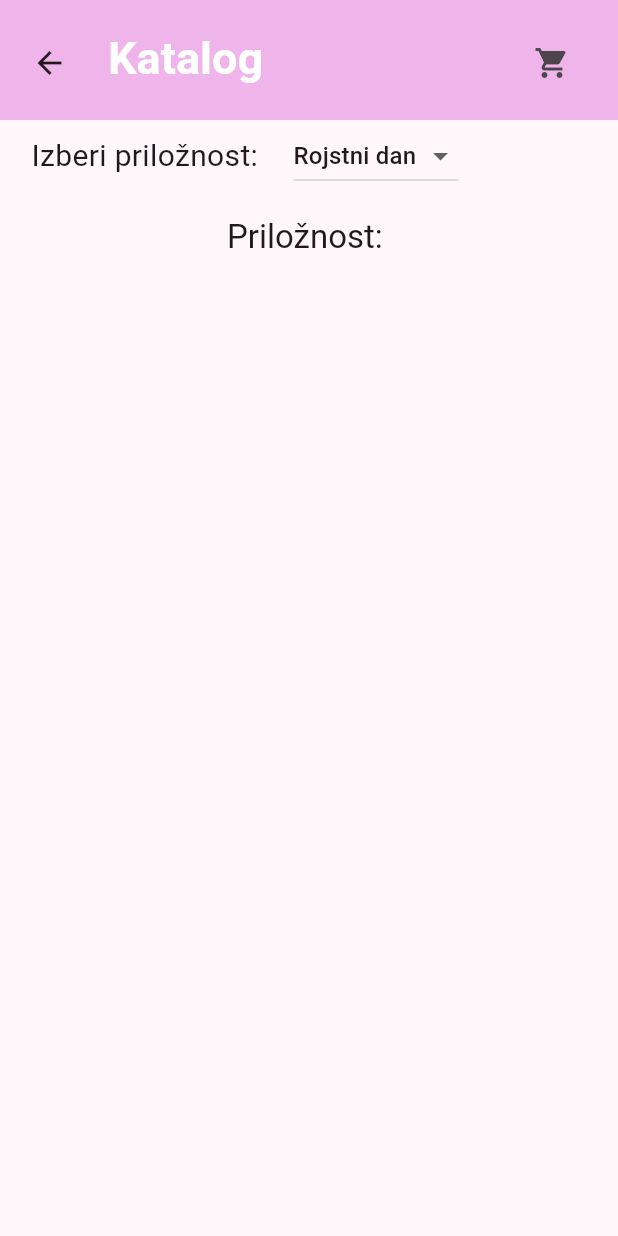
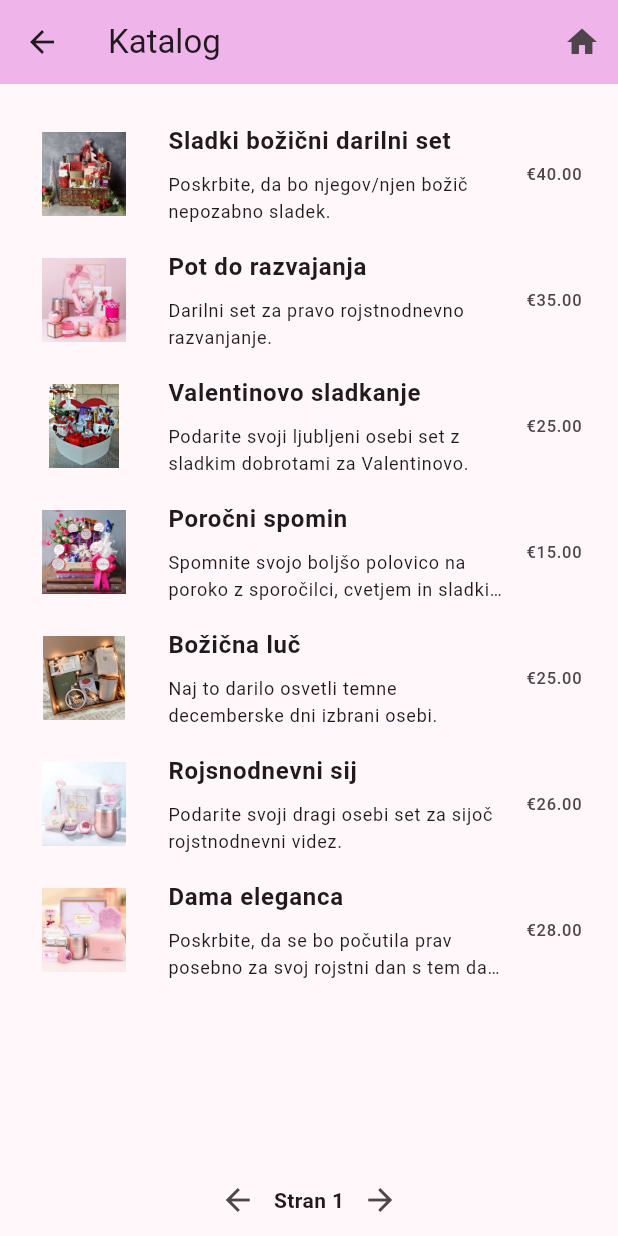
Before and after one commit to evav136/darilko, a Flutter app: the screen it shows after launch, after a tap on "Katalog", on a phone screen of 412 x 824 dp. Run offline on Flutter 3.47's test engine with Material 2 defaults, Android fonts, the phone set to English and light mode, and no system bars; our stand-ins replace isar; accounts and stored records are empty; generated files the repository leaves out were written again.

Commit message:
Big Commit

```diff
--- a/lib/data/gift_data.dart
+++ b/lib/data/gift_data.dart
@@ -7,182 +7,171 @@ class GiftData {
   GiftData({required this.isarService});
 
   Future<void> addPreparedGifts() async {
-    Gift gift1 = Gift(
+    List<Gift> preparedGifts = [
+      Gift(
           name: "Sladki božični darilni set",
           description: "Poskrbite, da bo njegov/njen božič nepozabno sladek.",
           price: 40.0,
           picturePath: "assets/bozic.jpg",
           stock: 5,
-        filter: "BOŽIČ");
-
-    Gift gift2 = Gift(
+          filter: "BOŽIČ"),
+      Gift(
           name: "Pot do razvajanja",
           description: "Darilni set za pravo rojstnodnevno razvanjanje.",
           price: 35.0,
           picturePath: "assets/rd.jpg",
           stock: 3,
-        filter: "ROJSTNI DAN");
-    Gift gift3 = Gift(
+          filter: "ROJSTNI DAN"),
+      Gift(
           name: "Valentinovo sladkanje",
           description:
               "Podarite svoji ljubljeni osebi set z sladkim dobrotami za Valentinovo.",
           price: 25.0,
           picturePath: "assets/valentinovo.jpg",
           stock: 3,
-        filter: "VALENTINOVO");
-    Gift gift4 = Gift(
+          filter: "VALENTINOVO"),
+      Gift(
           name: "Poročni spomin",
           description:
               "Spomnite svojo boljšo polovico na poroko z sporočilci, cvetjem in sladkimi dobrotami.",
           price: 15.0,
           picturePath: "assets/obletnica.jpg",
           stock: 3,
-        filter: "OBLETNICA");
-    Gift gift5 = Gift(
+          filter: "OBLETNICA"),
+      Gift(
           name: "Božična luč",
           description:
               "Naj to darilo osvetli temne decemberske dni izbrani osebi.",
           price: 25.0,
           picturePath: "assets/bozic2.jpg",
           stock: 3,
-        filter: "BOŽIČ");
-    Gift gift6 = Gift(
+          filter: "BOŽIČ"),
+      Gift(
           name: "Rojsnodnevni sij",
           description:
               "Podarite svoji dragi osebi set za sijoč rojstnodnevni videz.",
           price: 26.0,
           picturePath: "assets/rdz2.jpg",
           stock: 0,
-        filter: "ROJSTNI DAN");
-    Gift gift7 = Gift(
+          filter: "ROJSTNI DAN"),
+      Gift(
           name: "Dama eleganca",
           description:
               "Poskrbite, da se bo počutila prav posebno za svoj rojstni dan s tem darilnim setom.",
           price: 28.0,
           picturePath: "assets/rdz3.jpg",
           stock: 4,
-        filter: "ROJSTNI DAN");
-    Gift gift8 = Gift(
+          filter: "ROJSTNI DAN"),
+      Gift(
           name: "Darilni set za njo",
           description:
               "Sijoč rojstnodnevni videz drage osebe je zagotovljen s tem darilom.",
           price: 26.0,
           picturePath: "assets/rdz4.jpg",
           stock: 2,
-        filter: "ROJSTNI DAN");
-    Gift gift9 = Gift(
+          filter: "ROJSTNI DAN"),
+      Gift(
           name: "Spiritualni set za njo",
           description:
               "Narediti ji malo drugačen rojstni dan in ga popestrite s turkizno barvo-barvo zdravilnih energij.",
           price: 26.0,
           picturePath: "assets/rdz5.jpg",
           stock: 10,
-        filter: "ROJSTNI DAN");
-    Gift gift10 = Gift(
+          filter: "ROJSTNI DAN"),
+      Gift(
           name: "Zamrzni poseben trenutek",
           description:
               "Poskrbite, da bo ta trenutek ujet za vedno in podarite krasen set.",
           price: 99.0,
           picturePath: "assets/rdz6.jpg",
           stock: 10,
-        filter: "ROJSTNI DAN");
-    Gift gift11 = Gift(
+          filter: "ROJSTNI DAN"),
+      Gift(
           name: "Rožnata romantika",
           description:
               "Presenetite svojo ljubljeno osebo z romantičnim darilom za Valentinovo.",
           price: 10.0,
           picturePath: "assets/valen.jpg",
           stock: 5,
-        filter: "VALENTINOVO");
-    Gift gift12 = Gift(
+          filter: "VALENTINOVO"),
+      Gift(
           name: "Valentinov darilni zanj",
           description: "Darilni set za valentinovo zanj.",
           price: 30.0,
           picturePath: "assets/vam1.jpg",
           stock: 3,
-        filter: "VALENTINOVO");
-    Gift gift13 = Gift(
+          filter: "VALENTINOVO"),
+      Gift(
           name: "Gospod Popolnost",
           description:
               "Presenetite svojega posebnega moškega s tem darilom, ki mu bo pokazalo, kako zelo ga občudujete.",
           price: 60.0,
           picturePath: "assets/vam2.jpg",
           stock: 3,
-        filter: "VALENTINOVO");
-    Gift gift14 = Gift(
+          filter: "VALENTINOVO"),
+      Gift(
           name: "Valentinov poklon",
           description: "Poklonite svoji dragi prekrasno darilo.",
           price: 25.0,
           picturePath: "assets/vaz1.jpg",
           stock: 3,
-        filter: "VALENTINOVO");
-    Gift gift15 = Gift(
+          filter: "VALENTINOVO"),
+      Gift(
           name: "Rdeča romantika",
           description:
               "Presenetite svojo ljubljeno osebo z romantičnim darilom za Valentinovo.",
           price: 20.0,
           picturePath: "assets/vaz2.jpg",
           stock: 3,
-        filter: "VALENTINOVO");
-    Gift gift16 = Gift(
+          filter: "VALENTINOVO"),
+      Gift(
           name: "Spomin na dom",
           description:
               "Presenetite svojo ljubljeno osebo z okusnimi babičinimi piškoti.",
           price: 8.0,
           picturePath: "assets/bo1.jpg",
           stock: 3,
-        filter: "BOŽIČ");
-    Gift gift17 = Gift(
+          filter: "BOŽIČ"),
+      Gift(
           name: "Božič prihaja",
           description: "Poskrbite, da bo ljubljeni osebi za božič toplo.",
           price: 20.0,
           picturePath: "assets/boz2.jpg",
           stock: 3,
-        filter: "BOŽIČ");
-    Gift gift18 = Gift(
+          filter: "BOŽIČ"),
+      Gift(
           name: "Božični čaj",
           description:
               "Presenetite svojo ljubljeno osebo z čajnim božičnim setom.",
           price: 20.0,
           picturePath: "assets/bo3.jpg",
           stock: 0,
-        filter: "BOŽIČ");
-    Gift gift19 = Gift(
+          filter: "BOŽIČ"),
+      Gift(
           name: "Božični poklon",
           description:
               "Presenetite svojo ljubljeno osebo z krasnim božičnim setom.",
           price: 30.0,
           picturePath: "assets/bo5.jpg",
           stock: 0,
-        filter: "BOŽIČ");
-    Gift gift20 = Gift(
+          filter: "BOŽIČ"),
+      Gift(
           name: "Božično razvajanje",
           description:
               "Presenetite svojo ljubljeno osebo z sladkim božičnim setom.",
           price: 10.0,
           picturePath: "assets/boz4.jpg",
           stock: 2,
-        filter: "BOŽIČ");
+          filter: "BOŽIČ")
+    ];
 
-    await isarService.saveGift(gift1);
-    await isarService.saveGift(gift2);
-    await isarService.saveGift(gift3);
-    await isarService.saveGift(gift4);
-    await isarService.saveGift(gift5);
-    await isarService.saveGift(gift6);
-    await isarService.saveGift(gift7);
-    await isarService.saveGift(gift8);
-    await isarService.saveGift(gift9);
-    await isarService.saveGift(gift10);
-    await isarService.saveGift(gift11);
-    await isarService.saveGift(gift12);
-    await isarService.saveGift(gift13);
-    await isarService.saveGift(gift14);
-    await isarService.saveGift(gift15);
-    await isarService.saveGift(gift16);
-    await isarService.saveGift(gift17);
-    await isarService.saveGift(gift18);
-    await isarService.saveGift(gift19);
-    await isarService.saveGift(gift20);
+    for (var gift in preparedGifts) {
+      // check if the gift already exists in db
+      var exists = await isarService.getGiftByName(gift.name);
+
+      if (exists == null) {
+        await isarService.saveGift(gift);
       }
     }
+  }
+}
--- a/lib/entities/gift.dart
+++ b/lib/entities/gift.dart
@@ -1,5 +1,3 @@
-import 'package:darilko/entities/catalogue.dart';
-import 'package:darilko/entities/order.dart';
 import 'package:isar/isar.dart';
 
 part 'gift.g.dart';
@@ -14,25 +12,13 @@ class Gift {
   late double price;
   late String picturePath;
   late String filter;
-  //late List<String> categories;
 
-  //final catalogue = IsarLinks<Catalogue>();
-  //final order = IsarLinks<Order>();
-
-   Gift({
+  Gift({
     required this.stock,
     required this.name,
     required this.description,
     required this.price,
     required this.picturePath,
     required this.filter,
-
-   // required this.categories,
   });
-  /* static Future<void> saveGift(Gift newGift) async {
-    final isar = await Isar.getInstance();
-    await isar.writeTxn((isar) {
-      isar.gifts.put(newGift);
-    });
-  } */
 }
--- /dev/null
+++ b/lib/screens/all_catalogue_screen.dart
@@ -0,0 +1,153 @@
+import 'package:flutter/material.dart';
+import 'package:darilko/entities/gift.dart';
+import 'package:darilko/services/isar_service.dart';
+import 'package:darilko/screens/gift_screen.dart';
+
+class AllCatalogueScreen extends StatefulWidget {
+  @override
+  _AllCatalogueScreenState createState() => _AllCatalogueScreenState();
+}
+
+class _AllCatalogueScreenState extends State<AllCatalogueScreen> {
+  final IsarService isarService = IsarService();
+  List<Gift> gifts = [];
+  int currentPage = 1;
+  int giftsPerPage = 7;
+
+  @override
+  void initState() {
+    super.initState();
+    loadGifts();
+  }
+
+  Future<void> loadGifts() async {
+    final allGifts = await isarService.getAllGifts();
+    setState(() {
+      gifts = allGifts;
+    });
+  }
+
+  List<Gift> getGiftsForCurrentPage() {
+    final startIndex = (currentPage - 1) * giftsPerPage;
+    final endIndex = startIndex + giftsPerPage;
+    return gifts.sublist(
+        startIndex, endIndex < gifts.length ? endIndex : gifts.length);
+  }
+
+  void goToNextPage() {
+    setState(() {
+      if (currentPage < gifts.length ~/ giftsPerPage) {
+        currentPage++;
+      }
+    });
+  }
+
+  void goToPreviousPage() {
+    setState(() {
+      if (currentPage > 1) {
+        currentPage--;
+      }
+    });
+  }
+
+  @override
+  Widget build(BuildContext context) {
+    final giftsToShow = getGiftsForCurrentPage();
+
+    return Scaffold(
+      appBar: AppBar(
+        backgroundColor: Theme.of(context).colorScheme.inversePrimary,
+        title: Text('Katalog'),
+        actions: [
+          IconButton(
+            icon: Icon(Icons.home),
+            onPressed: () {
+              Navigator.pushNamedAndRemoveUntil(
+                context,
+                '/', // Replace 'home' with the actual route name of your home screen
+                (route) => false,
+              );
+            },
+          ),
+        ],
+      ),
+      body: Column(
+        children: [
+          SizedBox(height: 18),
+          Expanded(
+            child: ListView.builder(
+              itemCount: giftsToShow.length,
+              itemBuilder: (context, index) {
+                final gift = giftsToShow[index];
+                return GestureDetector(
+                  onTap: () {
+                    Navigator.push(
+                      context,
+                      MaterialPageRoute(
+                        builder: (context) => GiftScreen(gift: gift),
+                      ),
+                    );
+                  },
+                  child: ListTile(
+                    leading: SizedBox(
+                      width: 80,
+                      height: 100,
+                      child: Image.asset(
+                          gift.picturePath), // Display the gift image
+                    ),
+                    title: Column(
+                      crossAxisAlignment: CrossAxisAlignment.start,
+                      children: [
+                        Text(
+                          gift.name, // Display the gift name
+                          style: TextStyle(
+                            fontWeight: FontWeight.bold,
+                          ),
+                        ),
+                        SizedBox(height: 8),
+                        Text(
+                          gift.description,
+                          maxLines: 2,
+                          overflow: TextOverflow.ellipsis,
+                          style: TextStyle(
+                            fontSize: 12,
+                          ), // Adjust the font size as needed
+                        ),
+                      ],
+                    ),
+                    trailing: Text(
+                      '€${gift.price.toStringAsFixed(2)}', // Display the gift price
+                    ),
+                  ),
+                );
+              },
+            ),
+          ),
+          Row(
+            mainAxisAlignment: MainAxisAlignment.center,
+            children: [
+              IconButton(
+                icon: Icon(Icons.arrow_back),
+                onPressed: () {
+                  goToPreviousPage();
+                },
+              ),
+              Text(
+                'Stran $currentPage',
+                style: TextStyle(
+                  fontWeight: FontWeight.bold,
+                ),
+              ),
+              IconButton(
+                icon: Icon(Icons.arrow_forward),
+                onPressed: () {
+                  goToNextPage();
+                },
+              ),
+            ],
+          ),
+        ],
+      ),
+    );
+  }
+}
--- a/lib/screens/home_screen.dart
+++ b/lib/screens/home_screen.dart
@@ -2,6 +2,7 @@ import 'package:flutter/material.dart';
 import 'package:darilko/screens/catalogue_screen.dart';
 import 'package:darilko/services/isar_service.dart';
 import 'package:darilko/entities/gift.dart';
+import 'package:darilko/screens/all_catalogue_screen.dart';
 
 class HomeScreen extends StatefulWidget {
   IsarService isarService = IsarService();
@@ -76,7 +77,7 @@ class _HomeScreenState extends State<HomeScreen> {
                       Navigator.push(
                         context,
                         MaterialPageRoute(
-                            builder: (context) => CatalogueScreen(filter: "")),
+                            builder: (context) => AllCatalogueScreen()),
                       );
                     },
                     child: Text('Katalog'),
--- a/lib/services/isar_service.dart
+++ b/lib/services/isar_service.dart
@@ -10,13 +10,11 @@ class IsarService {
   late Isar isar;
   //late Collection gifts;
 
-
   IsarService() {
     db = openDB();
     //cleanDb();
     //deleteAllGifts();
     initializeGifts();
-
   }
   Future<void> initializeGifts() async {
     isar = await db;
@@ -39,10 +37,17 @@ class IsarService {
   }
 }  */
 
-
   Future<void> saveCatalogue(Catalogue newCatalogue) async {
     final isar = await db;
     isar.writeTxnSync(() => isar.catalogues.putSync(newCatalogue));
+  }
+
+  Future<Gift?> getGiftByName(String name) async {
+    isar = await db;
+    final query = isar.gifts.where().filter().nameEqualTo(name).build();
+    final result = await query.findFirst();
+
+    return result;
   }
 
   Future<void> saveGift(Gift newGift) async {
@@ -80,7 +85,8 @@ class IsarService {
     final allGifts = await getAllGifts();
     print(allGifts);
 
-    final filteredGifts = allGifts.where((gift) => gift.filter == filter).toList();
+    final filteredGifts =
+        allGifts.where((gift) => gift.filter == filter).toList();
 
     return filteredGifts;
     /* final isar = await db;
@@ -99,8 +105,6 @@ class IsarService {
     final isar = await db;
     return isar.orders.get(id);
   }
-
-
 
   Future<Isar> openDB() async {
     final directory = await getApplicationDocumentsDirectory();
```
Also changed, not shown: lib/entities/order.dart (+14 -16 lines), lib/main.dart (+0 -10 lines), lib/screens/gift_screen.dart (+18 -27 lines), lib/screens/order_screen.dart (deleted, +0 -83 lines), lib/screens/payment_screen.dart (+142 -17 lines), lib/entities/order.g.dart. Lines whose indentation alone changed are shown as unchanged.
